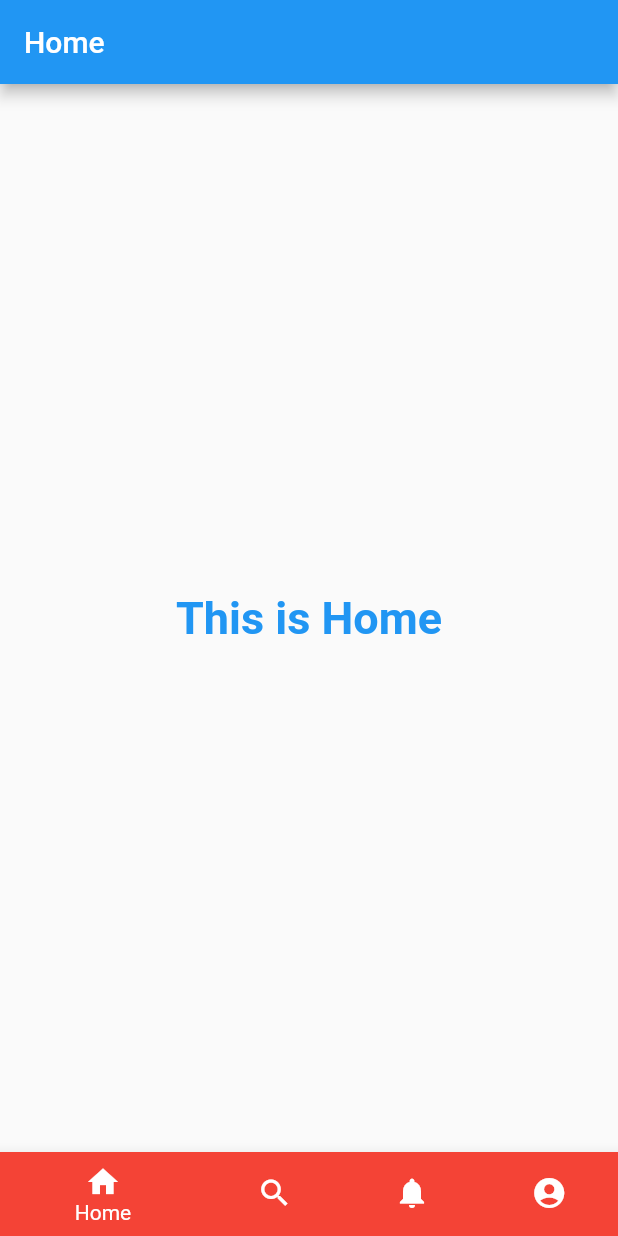
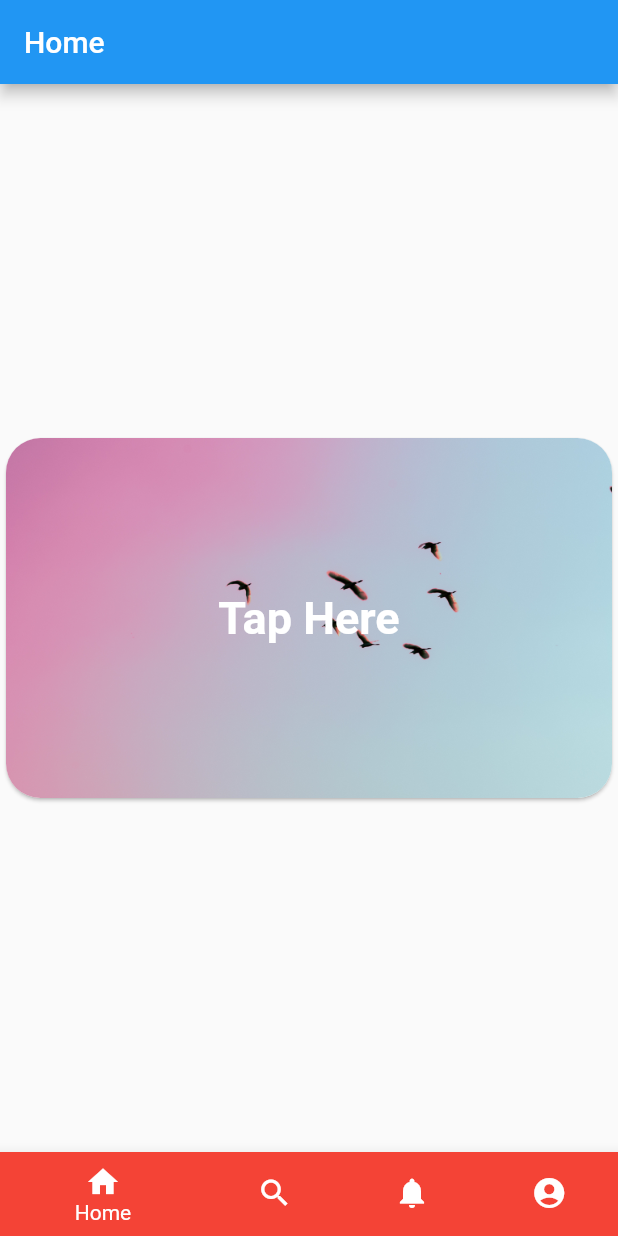
Before and after one commit to Erazsher/Project_Yo, a Flutter app: the screen it shows after launch, on a phone screen of 412 x 824 dp. Run offline on Flutter 3.47's test engine with Material 2 defaults, Android fonts, the phone set to English and light mode, and no system bars.

Commit message:
yoo somthings changed

```diff
--- a/lib/home.dart
+++ b/lib/home.dart
@@ -2,17 +2,39 @@ import 'package:flutter/material.dart';
 
 class HomePage extends StatelessWidget {
   Widget build(BuildContext context) => Scaffold(
-        appBar: AppBar(
-          title: const Text("Home"),
-        ),
-        body: Center(
-          child: TextButton(
-            child: const Text(
-              "This is Home",
-              style: TextStyle(fontSize: 30, fontWeight: FontWeight.bold),
+      appBar: AppBar(
+        title: const Text("Home"),
+      ),
+      body: const MyStatelessWidget());
+}
+
+class MyStatelessWidget extends StatelessWidget {
+  const MyStatelessWidget({Key? key}) : super(key: key);
+
+  @override
+  Widget build(BuildContext context) {
+    return Center(
+        child: Card(
+      clipBehavior: Clip.antiAlias,
+      shape: RoundedRectangleBorder(borderRadius: BorderRadius.circular(23)),
+      child: Stack(
+        alignment: Alignment.center,
+        children: [
+          Ink.image(
+            image: const AssetImage("assets/images/image.jpg"),
+            height: 240,
+            fit: BoxFit.cover,
+            child: InkWell(
+              onTap: () {},
             ),
-            onPressed: () => {},
           ),
-        ),
-      );
+          const Text(
+            "Tap Here",
+            style: TextStyle(
+                fontSize: 30, fontWeight: FontWeight.bold, color: Colors.white),
+          )
+        ],
+      ),
+    ));
+  }
 }
--- a/lib/main.dart
+++ b/lib/main.dart
@@ -19,7 +19,7 @@ class MyApp extends StatelessWidget {
       title: 'Welcome to Flutter',
       home: const MyStatefulWidget(),
       theme: ThemeData.light(),
-      darkTheme: ThemeData.dark(),
+      // darkTheme: ThemeData.dark(),
     );
   }
 }
```
Also changed, not shown: pubspec.yaml (+4 -3 lines), assets/images/image.jpg (added).
